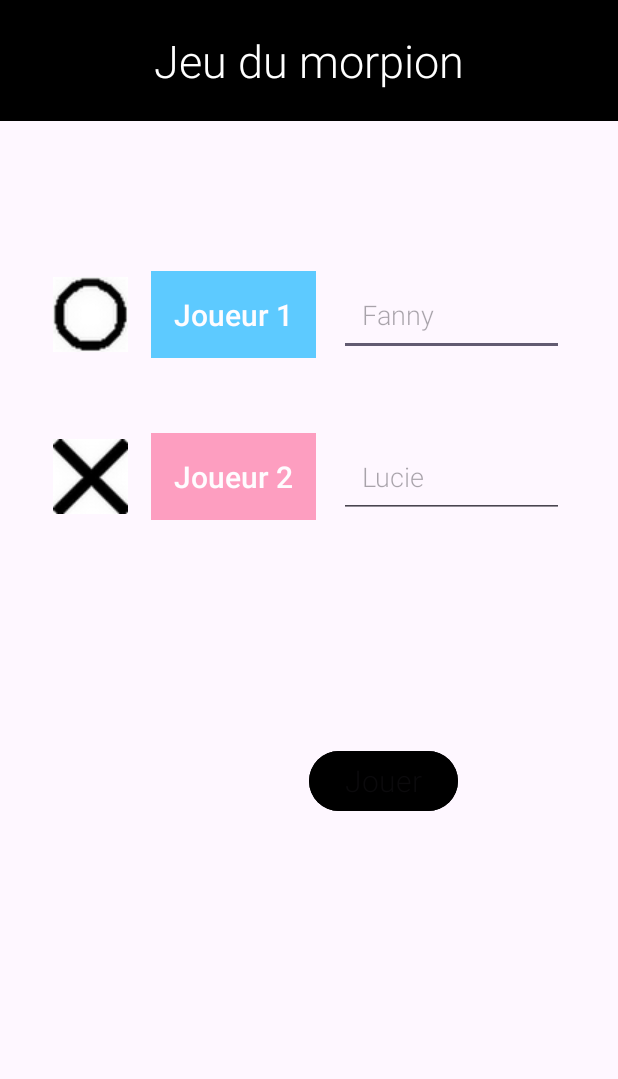
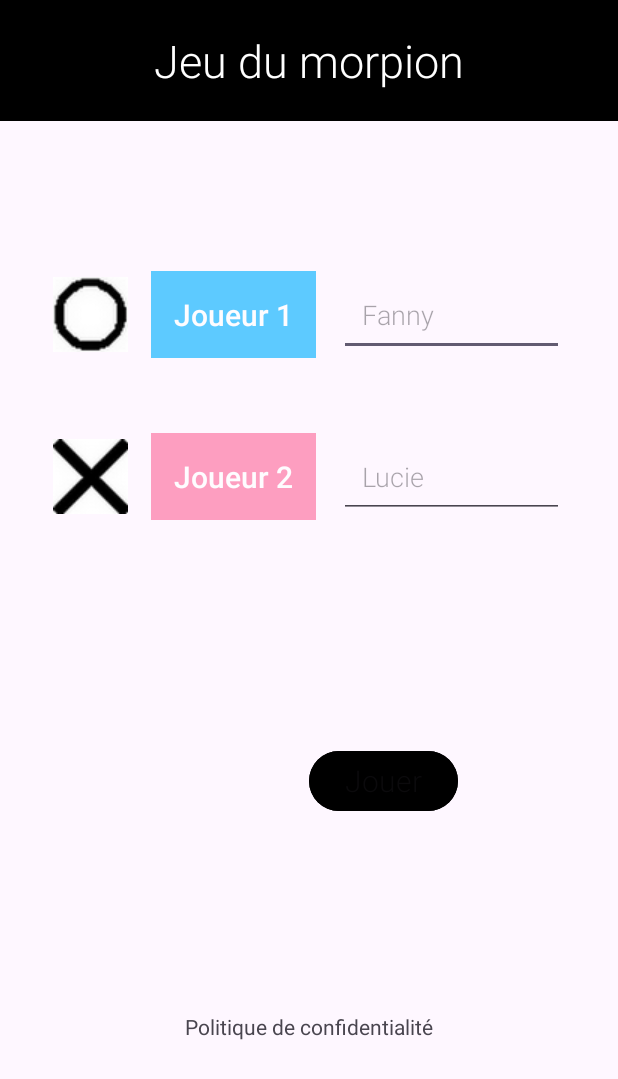
Before and after one commit to m2cci-perouc/AndroidGame, an Android app: the screen it shows after launch (MainActivity), on a phone screen of 412 x 824 dp. Shown: the top 1079 px of the screen. Run offline under Robolectric (Android 15) with nearby library versions, the phone set to English and light mode, and no system bars.

Commit message:
Create politique de confidentialite

```diff
--- a/app/build.gradle.kts
+++ b/app/build.gradle.kts
@@ -10,8 +10,8 @@ android {
         applicationId = "com.chloehouse.mopriongame"
         minSdk = 24
         targetSdk = 34
-        versionCode = 3
-        versionName = "3.0"
+        versionCode = 4
+        versionName = "4.0"
 
         testInstrumentationRunner = "androidx.test.runner.AndroidJUnitRunner"
     }
--- a/app/src/main/java/com/chloehouse/mopriongame/WelcomeFragment.java
+++ b/app/src/main/java/com/chloehouse/mopriongame/WelcomeFragment.java
@@ -1,5 +1,7 @@
 package com.chloehouse.mopriongame;
 
+import android.content.Intent;
+import android.net.Uri;
 import android.os.Bundle;
 
 import androidx.annotation.NonNull;
@@ -17,6 +19,7 @@ import android.view.View;
 import android.view.ViewGroup;
 import android.widget.Button;
 import android.widget.EditText;
+import android.widget.TextView;
 
 import com.chloehouse.mopriongame.R;
 
@@ -53,9 +56,20 @@ public class WelcomeFragment extends Fragment {
         Button button = view.findViewById(R.id.buttonJoueur);
         EditText textJoueur1 = view.findViewById(R.id.nameJoueur1);
         EditText textJoueur2 = view.findViewById(R.id.nameJoueur2);
+        TextView tvPolitique = view.findViewById(R.id.tvPolitiqueConfidentialite);
 
         // Appeler la méthode pour desactiver le bouton
         verifierEtActiverBouton(textJoueur1, textJoueur2, button);
+
+        // lien confidentialite cliquable
+        tvPolitique.setOnClickListener(new View.OnClickListener() {
+            @Override
+            public void onClick(View v) {
+                Intent intent = new Intent(Intent.ACTION_VIEW);
+                intent.setData(Uri.parse("https://www.privacypolicies.com/live/671e4fb6-889b-4ba4-ad6f-0387e9840aaa"));
+                startActivity(intent);
+            }
+        });
 
         //verifier si la saisie utilisateur n est pas vide -> autoriser le clic
         textJoueur1.addTextChangedListener(new TextWatcher() {
--- a/app/src/main/res/layout/fragment_welcome.xml
+++ b/app/src/main/res/layout/fragment_welcome.xml
@@ -3,6 +3,7 @@
     xmlns:tools="http://schemas.android.com/tools"
     android:layout_width="match_parent"
     android:layout_height="match_parent"
+    xmlns:app="http://schemas.android.com/apk/res-auto"
     tools:context=".WelcomeFragment">
 
     <LinearLayout
@@ -110,6 +111,16 @@
             android:backgroundTint="@color/black"
             android:text="@string/jouer"
             android:fontFamily="sans-serif-light"/>
+
+        <TextView
+            android:id="@+id/tvPolitiqueConfidentialite"
+            android:layout_width="wrap_content"
+            android:layout_height="wrap_content"
+            android:text="@string/politique_de_confidentialit"
+            android:autoLink="web"
+            android:textAppearance="?android:attr/textAppearanceSmall"
+            android:layout_marginTop="130dp"
+            android:layout_marginBottom="10dp" />
     </LinearLayout>
 
 </FrameLayout>
--- a/app/src/main/res/values/strings.xml
+++ b/app/src/main/res/values/strings.xml
@@ -12,4 +12,5 @@
     <string name="cross">cross</string>
     <string name="rejouer">Rejouer</string>
     <string name="round">round</string>
+    <string name="politique_de_confidentialit">Politique de confidentialité</string>
 </resources>
```
Also changed, not shown: app/src/main/java/com/chloehouse/mopriongame/MorpionFragment.java (+13 -0 lines), app/src/main/res/layout/fragment_moprion.xml (+9 -1 lines).
